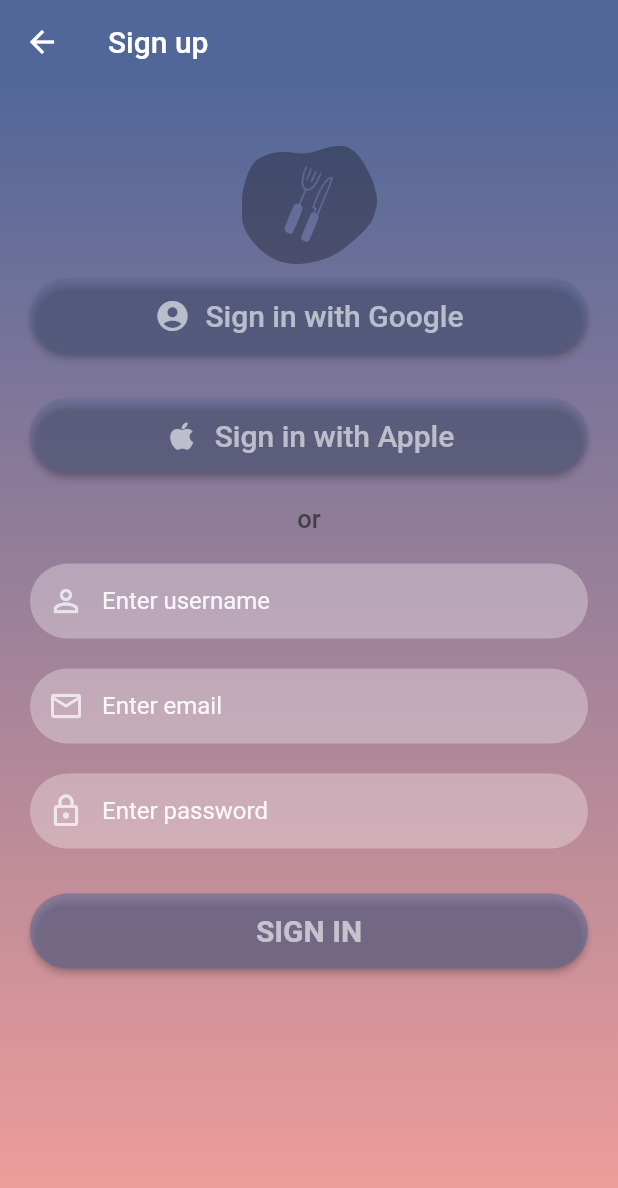
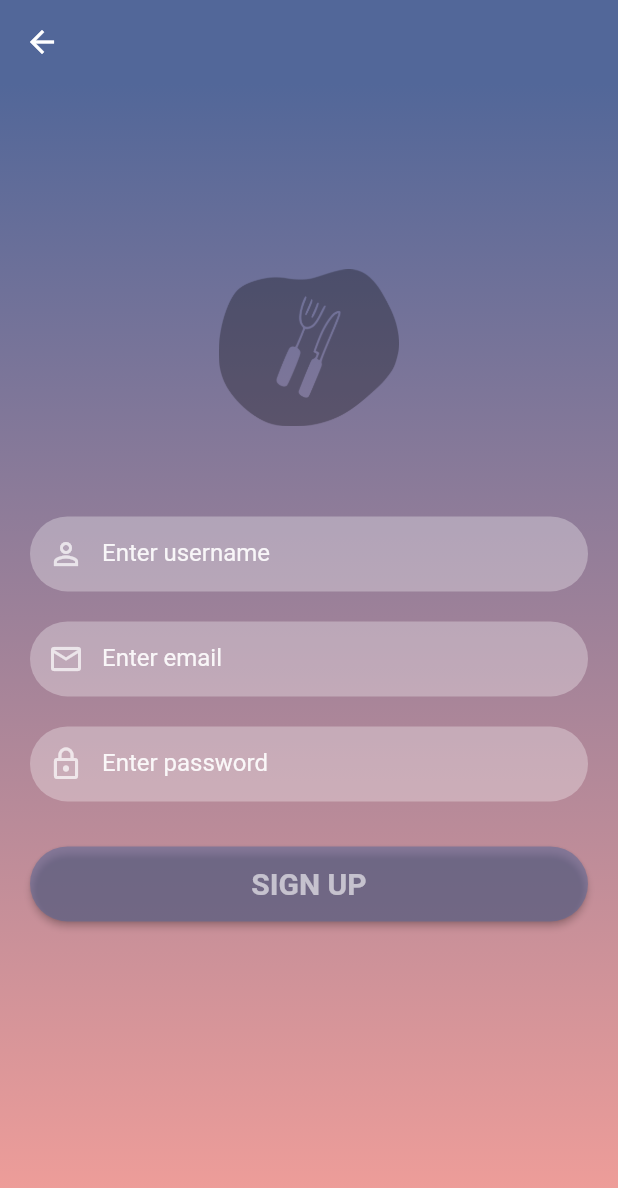
Before and after one commit to carlaastrain/chef_table_directory, a Flutter app: the SignUpScreen screen opened directly, on a phone screen of 412 x 824 dp. Shown: the top 1188 px of the screen. Run offline on Flutter 3.47's test engine with Material 2 defaults, Android fonts, the phone set to English and light mode, and no system bars; our stand-ins replace cloud_firestore, dio, firebase_auth, firebase_core, gap, get and 6 more; missing offline and left inert: flutter_polyline_points; accounts and stored records are empty; Roboto replaces fonts that are missing (Raleway); statements that could not run were skipped.

Commit message:
adding sign up with email screen, updating files names

```diff
--- a/lib/router.dart
+++ b/lib/router.dart
@@ -4,7 +4,7 @@ import 'package:my_app/screens/favorites_screen.dart';
 import 'package:my_app/screens/home_screen.dart';
 
 import 'package:my_app/screens/map_screen.dart';
-import 'package:my_app/screens/sign_up_screen.dart';
+import 'package:my_app/screens/log_in_screen.dart';
 
 import 'screens/tabs_screen.dart';
 import 'screens/restaurant_details_screen.dart';
@@ -38,7 +38,7 @@ final GoRouter router = GoRouter(
           GoRoute(
               path: '/login',
               builder: (BuildContext context, GoRouterState state) =>
-                  const SignUpScreen()),
+                  const LogInScreen()),
           GoRoute(
             path: '/restaurants/:id',
             builder: (BuildContext context, GoRouterState state) =>
--- a/lib/screens/favorites_screen.dart
+++ b/lib/screens/favorites_screen.dart
@@ -1,5 +1,4 @@
 import 'package:flutter/material.dart';
-import 'package:gap/gap.dart';
 import 'package:go_router/go_router.dart';
 import 'package:my_app/widgets/double_text_widget.dart';
 import 'package:get_it/get_it.dart';
--- a/lib/screens/sign_up_screen.dart
+++ b/lib/screens/sign_up_screen.dart
@@ -1,14 +1,13 @@
 import 'package:flutter/material.dart';
 import 'package:gap/gap.dart';
 import 'package:get_it/get_it.dart';
-import 'package:go_router/go_router.dart';
+import 'package:my_app/widgets/sign_up_option.dart';
 
+import '../services/auth_service.dart';
 import '../utils/app_layout.dart';
 import '../utils/app_styles.dart';
 import '../widgets/login_sign_up_screen_text.dart';
 import '../widgets/login_sign_up_screen_button.dart';
-import '../services/auth_service.dart';
-import '../widgets/login_with_google_or_apple.dart';
 
 class SignUpScreen extends StatefulWidget {
   const SignUpScreen({super.key});
@@ -28,7 +27,6 @@ class _SignUpScreenState extends State<SignUpScreen> {
   Widget build(BuildContext context) {
     return Scaffold(
       appBar: AppBar(
-        title: const Text('Sign up'),
         backgroundColor: Styles.blueMarine,
         elevation: 0,
       ),
@@ -48,42 +46,16 @@ class _SignUpScreenState extends State<SignUpScreen> {
         child: SingleChildScrollView(
           child: Padding(
             padding: EdgeInsets.fromLTRB(
-                20, MediaQuery.of(context).size.height * 0.05, 20, 0),
+                20, MediaQuery.of(context).size.height * 0.15, 20, 0),
             child: Column(children: [
               Image(
                 image:
                     const AssetImage('assets/images/foodie_signing_screen.png'),
                 fit: BoxFit.fitWidth,
-                width: 90,
+                width: 120,
                 color: Colors.black.withOpacity(0.3),
               ),
-              SizedBox(
-                child: LogInWithGoogleOrApple(
-                  isLoginScreen: false,
-                  onTap: () async => {
-                    await authService.logInWithGoogle(),
-                    GoRouter.of(context).go('/home')
-                  },
-                  icon: Icons.account_circle,
-                  textButton: 'Sign in with Google',
-                ),
-              ),
-              SizedBox(
-                child: LogInWithGoogleOrApple(
-                  isLoginScreen: false,
-                  onTap: () => {
-                    authService.logInWithApple(),
-                  },
-                  icon: Icons.apple_outlined,
-                  textButton: 'Sign in with Apple',
-                ),
-              ),
-              Text(
-                'or',
-                style:
-                    Styles.headlineStyle3.copyWith(color: Colors.grey.shade800),
-              ),
-              const Gap(20),
+              const Gap(60),
               SizedBox(
                 height: 50,
                 child: LogInSignUpScreenTextField(
@@ -116,14 +88,12 @@ class _SignUpScreenState extends State<SignUpScreen> {
               const Gap(20),
               SizedBox(
                 child: LogInSignUpScreenButton(
-                  isLoginScreen: false,
+                  isLoginScreen: true,
                   onTap: () => {
-                    authService.signUpWithUsernameAndEmailAndPassword(
+                    authService.logInWithEmailAndPassword(
                       _emailController.text,
                       _passwordController.text,
-                      _usernameController.text,
                     ),
-                    GoRouter.of(context).go('/home')
                   },
                 ),
               ),
@@ -135,6 +105,3 @@ class _SignUpScreenState extends State<SignUpScreen> {
     );
   }
 }
-
-
-///
--- a/lib/widgets/login_sign_up_screen_button.dart
+++ b/lib/widgets/login_sign_up_screen_button.dart
@@ -42,7 +42,7 @@ class LogInSignUpScreenButton extends StatelessWidget {
           ),
         ),
         child: Text(
-          isLoginScreen ? "LOG IN" : "SIGN IN",
+          isLoginScreen ? "SIGN UP" : "Log in with email",
           style: TextStyle(
             color: Colors.white.withOpacity(0.6),
             fontSize: 20,
--- a/lib/widgets/sign_up_option.dart
+++ b/lib/widgets/sign_up_option.dart
@@ -1,6 +1,5 @@
 import 'package:flutter/material.dart';
 import 'package:gap/gap.dart';
-
 import '../screens/sign_up_screen.dart';
 
 class SignUpOption extends StatelessWidget {
@@ -28,7 +27,7 @@ class SignUpOption extends StatelessWidget {
             );
           },
           child: const Text(
-            'Sign up',
+            'Sign up with email',
             style: TextStyle(
               color: Colors.white,
               fontWeight: FontWeight.bold,
```
Also changed, not shown: lib/screens/log_in_screen.dart (renamed from lib/screens/login_screen.dart, +49 -12 lines).
